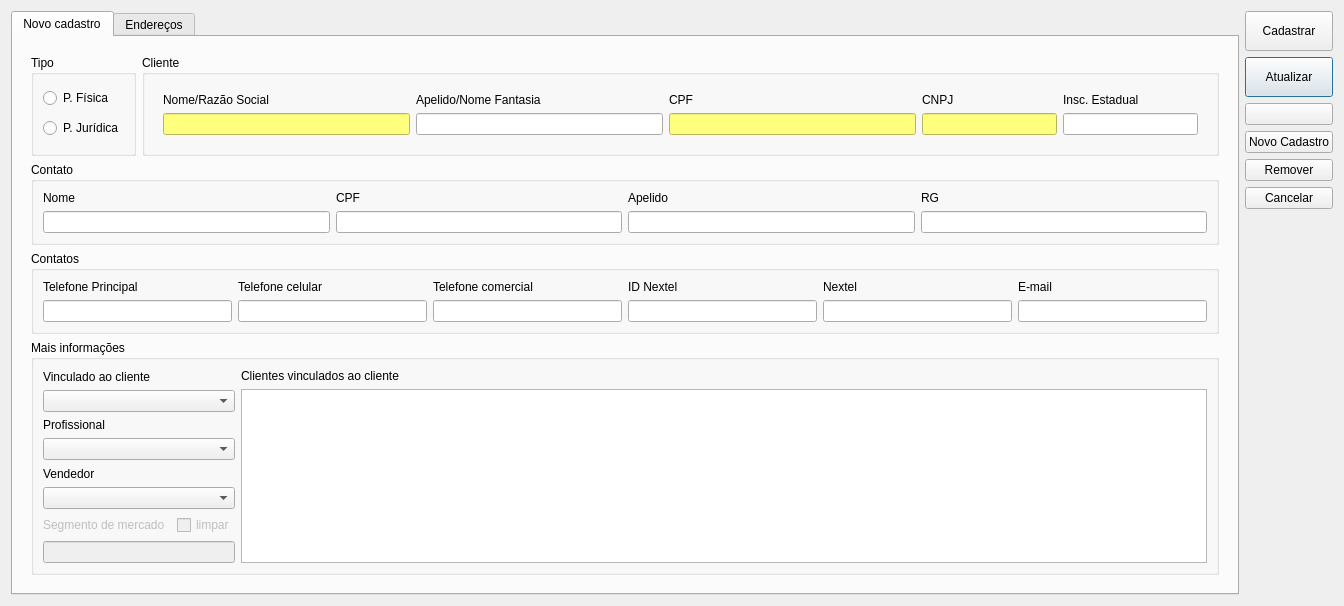
The window that cadastrocliente.ui (lellisls/ERP-STACCATO) describes before a commit, drawn with Qt 5.
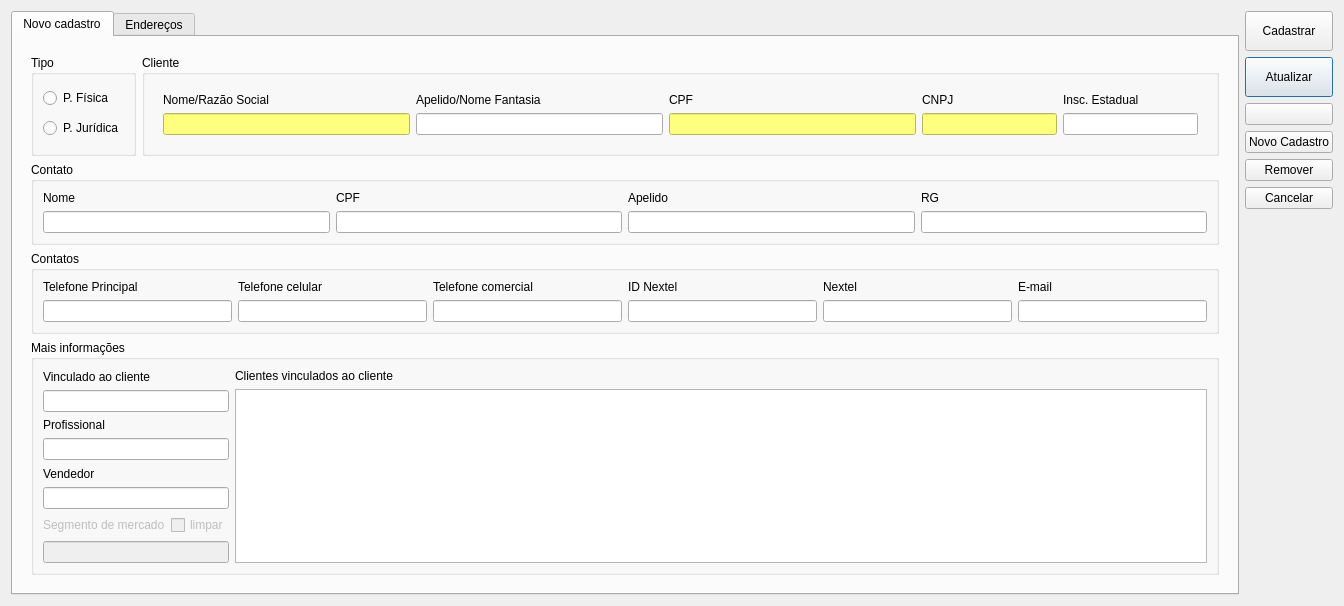
The same window after the commit. Icons and pictures are not drawn. Custom widgets are drawn as their Qt base class.

Commit message: Alterei os comboBoxes de cliente para itemBox

Diff of the .ui file:
```diff
--- a/cadastrocliente.ui
+++ b/cadastrocliente.ui
@@ -10,7 +10,7 @@
     <x>0</x>
     <y>0</y>
     <width>1344</width>
-    <height>581</height>
+    <height>606</height>
    </rect>
   </property>
   <property name="windowTitle">
@@ -514,7 +514,7 @@
                    </property>
                   </widget>
                  </item>
-                 <item row="6" column="2">
+                 <item row="6" column="1">
                   <widget class="QCheckBox" name="checkBox_4">
                    <property name="enabled">
                     <bool>false</bool>
@@ -531,9 +531,6 @@
                    </property>
                   </widget>
                  </item>
-                 <item row="1" column="0" colspan="3">
-                  <widget class="ComboBox" name="comboBoxCliente"/>
-                 </item>
                  <item row="2" column="0">
                   <widget class="QLabel" name="label_42">
                    <property name="text">
@@ -541,18 +538,21 @@
                    </property>
                   </widget>
                  </item>
-                 <item row="7" column="0" colspan="3">
+                 <item row="7" column="0" colspan="2">
                   <widget class="QLineEdit" name="lineEditSegmento">
                    <property name="enabled">
                     <bool>false</bool>
                    </property>
                   </widget>
                  </item>
-                 <item row="5" column="0" colspan="3">
-                  <widget class="ComboBox" name="comboBoxVendedor"/>
+                 <item row="1" column="0" colspan="2">
+                  <widget class="ItemBox" name="itemBoxCliente"/>
                  </item>
-                 <item row="3" column="0" colspan="3">
-                  <widget class="ComboBox" name="comboBoxProfissional"/>
+                 <item row="5" column="0" colspan="2">
+                  <widget class="ItemBox" name="itemBoxVendedor"/>
+                 </item>
+                 <item row="3" column="0" colspan="2">
+                  <widget class="ItemBox" name="itemBoxProfissional"/>
                  </item>
                 </layout>
                </item>
@@ -873,9 +873,9 @@
    <header>lineedittel.h</header>
   </customwidget>
   <customwidget>
-   <class>ComboBox</class>
-   <extends>QComboBox</extends>
-   <header>combobox.h</header>
+   <class>ItemBox</class>
+   <extends>QLineEdit</extends>
+   <header>itembox.h</header>
   </customwidget>
  </customwidgets>
  <tabstops>
```
Left out of the diff: 3 changed lines with no effect on the pictures. The commit also changes 2 other files.
